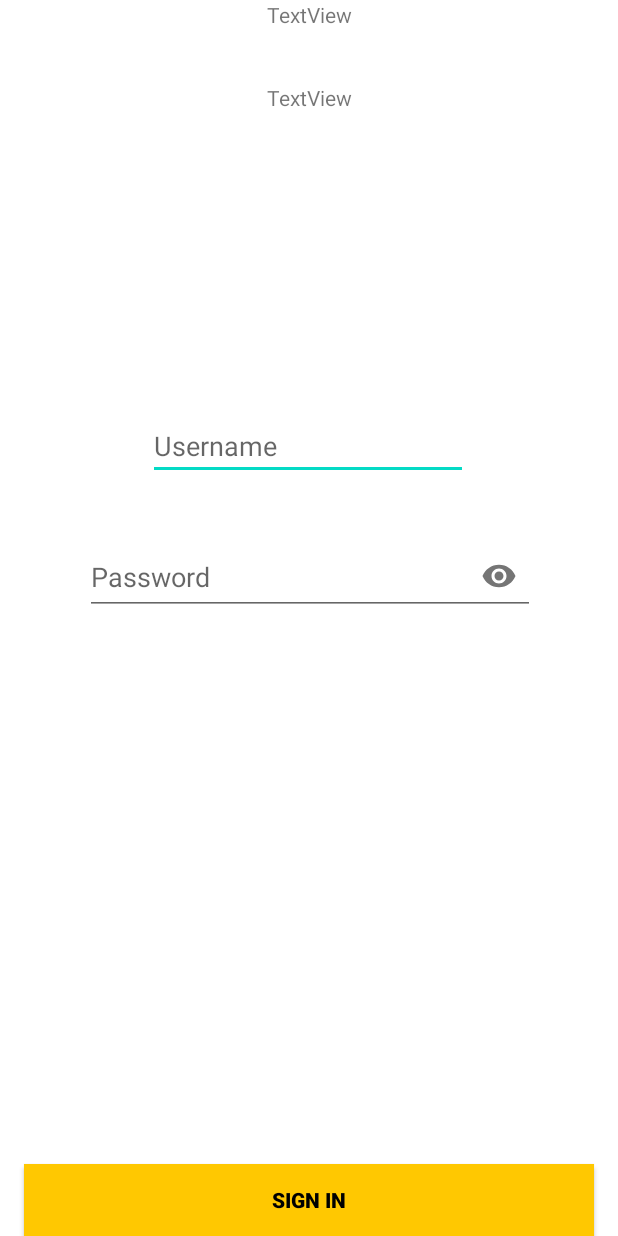
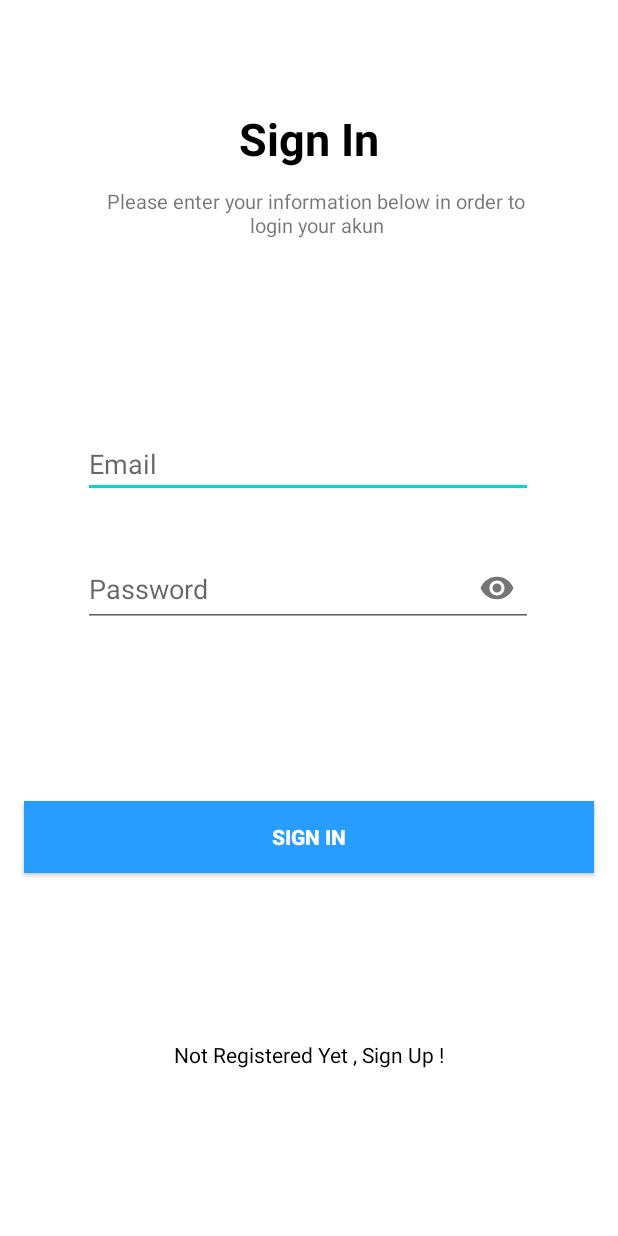
Before and after one commit to Wahyu2003/MyApps, an Android app: the layout activity_sign_in.xml on its own in the app's theme, with its tools: preview values and no code run, on a phone screen of 412 x 824 dp. Run offline under Robolectric (Android 15) with nearby library versions, the phone set to English and light mode, and no system bars.

Commit message:
login
login dan register

```diff
--- a/app/src/main/res/layout/activity_sign_in.xml
+++ b/app/src/main/res/layout/activity_sign_in.xml
@@ -8,32 +8,32 @@
 
 
     <EditText
-        android:id="@+id/Username"
-        android:layout_width="wrap_content"
+        android:id="@+id/email"
+        android:layout_width="300dp"
         android:layout_height="wrap_content"
-        android:layout_marginTop="200dp"
+        android:layout_marginTop="112dp"
         android:ems="10"
-        android:hint="Username"
+        android:hint="Email"
         android:inputType="text"
         app:layout_constraintEnd_toEndOf="parent"
-        app:layout_constraintHorizontal_bias="0.497"
+        app:layout_constraintHorizontal_bias="0.495"
         app:layout_constraintStart_toStartOf="parent"
         app:layout_constraintTop_toBottomOf="@+id/textView5" />
 
     <androidx.appcompat.widget.AppCompatButton
-        android:id="@+id/button"
+        android:id="@+id/loginbutton"
         android:layout_width="0dp"
         android:layout_height="wrap_content"
         android:layout_marginHorizontal="16dp"
-        android:background="@color/yellow"
+        android:background="@color/blue"
         android:text="Sign In"
-        android:textColor="@color/black"
+        android:textColor="@color/white"
         android:textStyle="bold"
         app:layout_constraintBottom_toBottomOf="parent"
         app:layout_constraintEnd_toEndOf="parent"
-        app:layout_constraintHorizontal_bias="0.5"
         app:layout_constraintStart_toStartOf="parent"
-        app:layout_constraintTop_toBottomOf="@+id/editTextValue" />
+        app:layout_constraintTop_toBottomOf="@+id/password"
+        app:layout_constraintVertical_bias="0.324" />
 
     <TextView
         android:id="@+id/textView"
@@ -45,27 +45,34 @@
         app:layout_constraintEnd_toEndOf="parent"
         app:layout_constraintHorizontal_bias="0.5"
         app:layout_constraintStart_toStartOf="parent"
-        app:layout_constraintTop_toBottomOf="@+id/button" />
+        app:layout_constraintTop_toBottomOf="@+id/loginbutton" />
+
 
     <TextView
         android:id="@+id/textView2"
         android:layout_width="wrap_content"
         android:layout_height="wrap_content"
-        android:text="TextView"
+        android:layout_marginTop="72dp"
+        android:text="Sign In"
+        android:textColor="@color/black"
+        android:textSize="30sp"
+        android:textStyle="bold"
         app:layout_constraintEnd_toEndOf="parent"
+        app:layout_constraintHorizontal_bias="0.501"
         app:layout_constraintStart_toStartOf="parent"
         app:layout_constraintTop_toTopOf="parent" />
 
-
     <TextView
         android:id="@+id/textView5"
-        android:layout_width="wrap_content"
-        android:layout_height="wrap_content"
-        android:layout_marginTop="36dp"
-        android:text="TextView"
+        android:layout_width="300dp"
+        android:layout_height="50dp"
+        android:layout_marginTop="12dp"
+        android:text="Please enter your information below in order to login your akun"
+        android:textAlignment="center"
+        android:textSize="13sp"
         app:layout_constraintEnd_toEndOf="parent"
-        app:layout_constraintHorizontal_bias="0.0"
-        app:layout_constraintStart_toStartOf="@+id/textView2"
+        app:layout_constraintHorizontal_bias="0.54"
+        app:layout_constraintStart_toStartOf="parent"
         app:layout_constraintTop_toBottomOf="@+id/textView2" />
 
     <com.google.android.material.textfield.TextInputLayout
@@ -85,14 +92,14 @@
         android:id="@+id/password"
         android:layout_width="300dp"
         android:layout_height="50dp"
-        android:layout_marginTop="40dp"
+        android:layout_marginTop="36dp"
         android:drawablePadding="15dp"
         android:hint="Password"
         android:imeOptions="actionNext"
         android:inputType="textPassword"
         app:layout_constraintEnd_toEndOf="parent"
-        app:layout_constraintHorizontal_bias="0.504"
+        app:layout_constraintHorizontal_bias="0.495"
         app:layout_constraintStart_toStartOf="parent"
-        app:layout_constraintTop_toBottomOf="@+id/Username" />
+        app:layout_constraintTop_toBottomOf="@+id/email" />
 
 </androidx.constraintlayout.widget.ConstraintLayout>
--- a/app/src/main/res/values/colors.xml
+++ b/app/src/main/res/values/colors.xml
@@ -5,6 +5,7 @@
     <color name="purple_700">#FF3700B3</color>
     <color name="teal_200">#FF03DAC5</color>
     <color name="teal_700">#FF018786</color>
+    <color name="blue">#279EFF</color>
     <color name="black">#FF000000</color>
     <color name="white">#FFFFFFFF</color>
     <color name="yellow">#FFC801</color>
```
Also changed, not shown: app/build.gradle.kts (+8 -0 lines), app/src/main/java/com/Try/MyApps/SignInActivity.kt (+55 -32 lines), app/src/main/java/com/Try/MyApps/SignUpActivity.kt (+57 -31 lines), app/src/main/java/com/Try/MyApps/model/User.kt (added, +12 -0 lines), app/src/main/res/layout/activity_sign_up.xml (+4 -4 lines).
